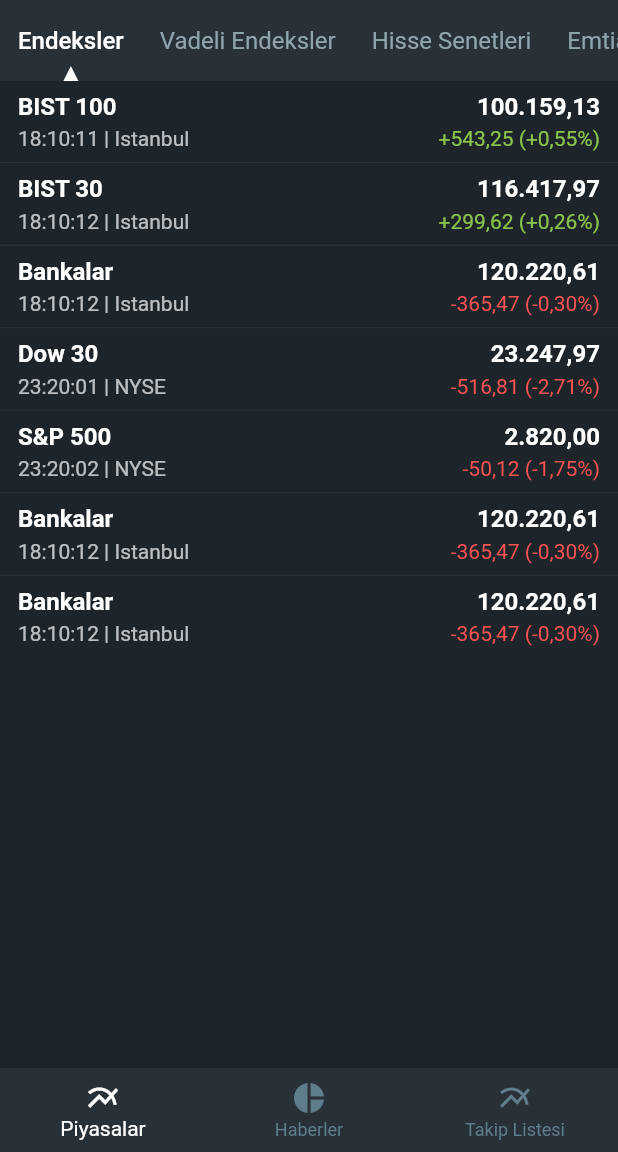
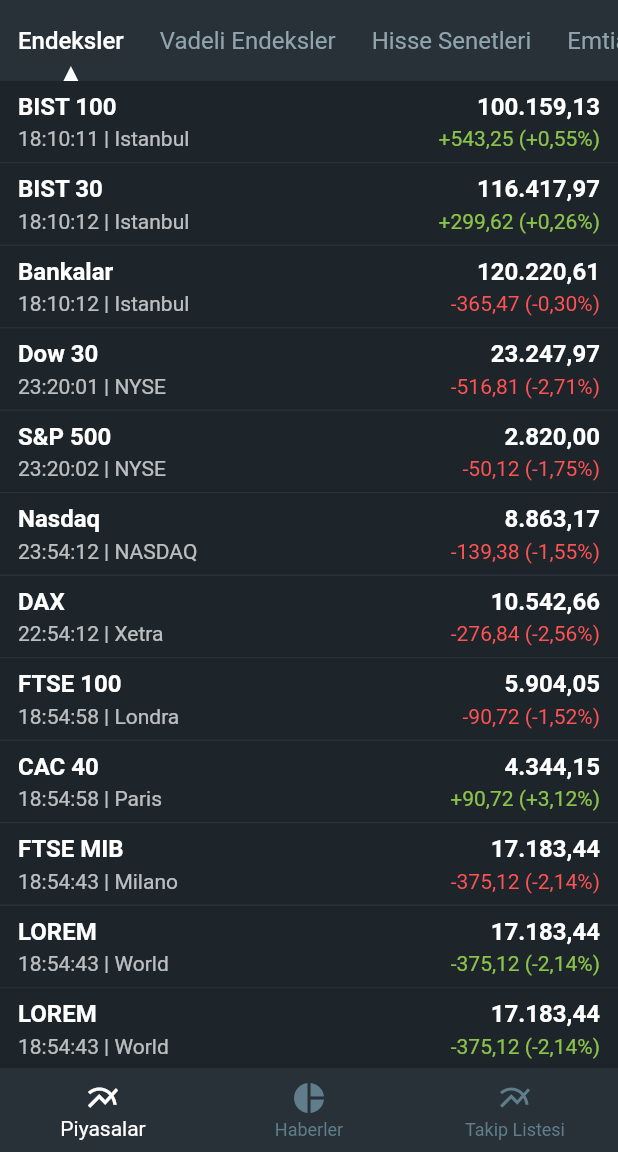
Before and after one commit to right7ctrl/flutter_investing_app, a Flutter app: the screen it shows after launch, on a phone screen of 412 x 824 dp, the part 84-1236 px from its top. Run offline on Flutter 3.47's test engine with Material 2 defaults, Android fonts, the light colour scheme and no system bars.

Commit message:
minor fixes

```diff
--- a/lib/pages/home_page.dart
+++ b/lib/pages/home_page.dart
@@ -52,9 +52,7 @@
         children: <Widget>[
           CustomTopbar(
             onTap: (int val) {
-              //  Scrollable.ensureVisible(itemKey.currentContext);
               _setTopBarIndex(val);
-
               _pageController.animateToPage(val, duration: Duration(milliseconds: 300), curve: Curves.ease);
             },
             currentIndex: _topBarIndex,
--- a/lib/pages/market_page.dart
+++ b/lib/pages/market_page.dart
@@ -11,8 +11,15 @@
     ListItemModel(title: 'Bankalar', volume: '120.220,61', meta: '18:10:12 | Istanbul', difference: '-365,47 (-0,30%)', type: ItemType.DECREASE),
     ListItemModel(title: 'Dow 30', volume: '23.247,97', meta: '23:20:01 | NYSE', difference: '-516,81 (-2,71%)', type: ItemType.DECREASE),
     ListItemModel(title: 'S&P 500', volume: '2.820,00', meta: '23:20:02 | NYSE', difference: '-50,12 (-1,75%)', type: ItemType.DECREASE),
-    ListItemModel(title: 'Bankalar', volume: '120.220,61', meta: '18:10:12 | Istanbul', difference: '-365,47 (-0,30%)', type: ItemType.DECREASE),
-    ListItemModel(title: 'Bankalar', volume: '120.220,61', meta: '18:10:12 | Istanbul', difference: '-365,47 (-0,30%)', type: ItemType.DECREASE),
+    ListItemModel(title: 'Nasdaq', volume: '8.863,17', meta: '23:54:12 | NASDAQ', difference: '-139,38 (-1,55%)', type: ItemType.DECREASE),
+    ListItemModel(title: 'DAX', volume: '10.542,66', meta: '22:54:12 | Xetra', difference: '-276,84 (-2,56%)', type: ItemType.DECREASE),
+    ListItemModel(title: 'FTSE 100', volume: '5.904,05', meta: '18:54:58 | Londra', difference: '-90,72 (-1,52%)', type: ItemType.DECREASE),
+    ListItemModel(title: 'CAC 40', volume: '4.344,15', meta: '18:54:58 | Paris', difference: '+90,72 (+3,12%)', type: ItemType.INCREASE),
+    ListItemModel(title: 'FTSE MIB', volume: '17.183,44', meta: '18:54:43 | Milano', difference: '-375,12 (-2,14%)', type: ItemType.DECREASE),
+    ListItemModel(title: 'LOREM', volume: '17.183,44', meta: '18:54:43 | World', difference: '-375,12 (-2,14%)', type: ItemType.INCREASE),
+    ListItemModel(title: 'LOREM', volume: '17.183,44', meta: '18:54:43 | World', difference: '-375,12 (-2,14%)', type: ItemType.INCREASE),
+    ListItemModel(title: 'LOREM', volume: '17.183,44', meta: '18:54:43 | World', difference: '-375,12 (-2,14%)', type: ItemType.DECREASE),
+    ListItemModel(title: 'LOREM', volume: '17.183,44', meta: '18:54:43 | World', difference: '-375,12 (-2,14%)', type: ItemType.INCREASE),
   ];
   @override
   Widget build(BuildContext context) {
--- a/lib/widgets/list_item_card.dart
+++ b/lib/widgets/list_item_card.dart
@@ -25,17 +25,23 @@
                 Row(
                   mainAxisAlignment: MainAxisAlignment.spaceBetween,
                   children: <Widget>[
-                    Text(
+                    Flexible(
+                      flex: 1,
+                      child: Text(
                         '$title',
                         maxLines: 1,
                         overflow: TextOverflow.ellipsis,
                         style: TextStyle(color: Colors.white, fontWeight: FontWeight.w600, fontSize: 16),
                       ),
-                    Text(
+                    ),
+                    Flexible(
+                      flex: 1,
+                      child: Text(
                         '$volume',
                         maxLines: 1,
                         overflow: TextOverflow.ellipsis,
                         style: TextStyle(color: Colors.white, fontWeight: FontWeight.w600, fontSize: 16),
+                      ),
                     ),
                   ],
                 ),
@@ -46,17 +52,23 @@
                   mainAxisSize: MainAxisSize.max,
                   mainAxisAlignment: MainAxisAlignment.spaceBetween,
                   children: <Widget>[
-                    Text(
+                    Flexible(
+                      flex: 1,
+                      child: Text(
                         '$meta',
                         maxLines: 1,
                         overflow: TextOverflow.ellipsis,
                         style: TextStyle(color: Colors.white70),
                       ),
-                    Text(
+                    ),
+                    Flexible(
+                      flex: 1,
+                      child: Text(
                         '$difference',
                         maxLines: 1,
                         overflow: TextOverflow.ellipsis,
                         style: TextStyle(color: type == ItemType.INCREASE ? Colors.lightGreen : Colors.redAccent),
+                      ),
                     ),
                   ],
                 ),
```
Also changed, not shown: lib/widgets/custom_topbar.dart (+4 -3 lines). Lines whose indentation alone changed are shown as unchanged.
